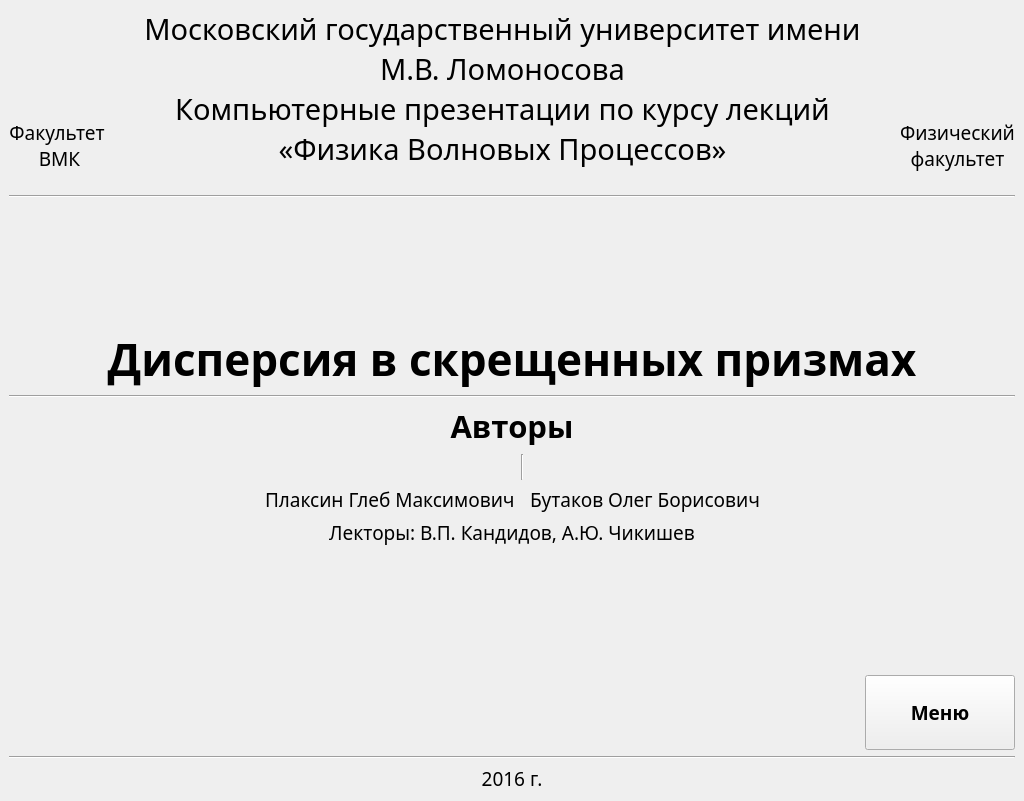
This is src/forms/AuthorsWindow.ui in Jhuighuy/Anomalous-dispersion as Qt 5 draws it before an edit. The edited form follows.
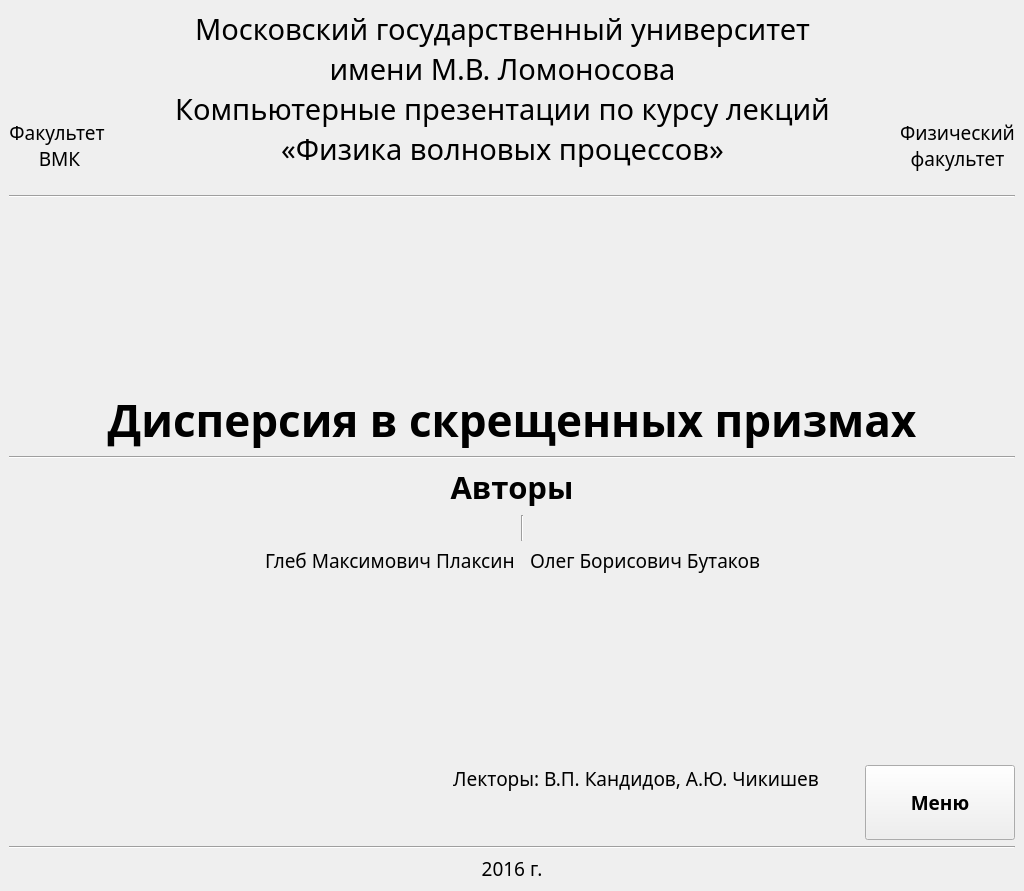
This is the edited form. Icons and pictures are not drawn.

```diff
--- a/src/forms/AuthorsWindow.ui
+++ b/src/forms/AuthorsWindow.ui
@@ -7,7 +7,7 @@
     <x>0</x>
     <y>0</y>
     <width>1024</width>
-    <height>801</height>
+    <height>891</height>
    </rect>
   </property>
   <property name="windowTitle">
@@ -92,9 +92,10 @@
            </font>
           </property>
           <property name="text">
-           <string>Московский государственный университет имени М.В. Ломоносова
+           <string>Московский государственный университет
+имени М.В. Ломоносова
 Компьютерные презентации по курсу лекций
-«Физика Волновых Процессов»</string>
+«Физика волновых процессов»</string>
           </property>
           <property name="alignment">
            <set>Qt::AlignCenter</set>
@@ -241,7 +242,7 @@
         <item row="1" column="1">
          <widget class="QLabel" name="labelGleba">
           <property name="text">
-           <string>Плаксин Глеб Максимович</string>
+           <string>Глеб Максимович Плаксин</string>
           </property>
          </widget>
         </item>
@@ -301,7 +302,7 @@
         <item row="1" column="3">
          <widget class="QLabel" name="labelOleja">
           <property name="text">
-           <string>Бутаков Олег Борисович</string>
+           <string>Олег Борисович Бутаков</string>
           </property>
           <property name="alignment">
            <set>Qt::AlignRight|Qt::AlignTrailing|Qt::AlignVCenter</set>
@@ -310,16 +311,6 @@
         </item>
        </layout>
       </item>
-      <item>
-       <widget class="QLabel" name="labelUbludky">
-        <property name="text">
-         <string>Лекторы: В.П. Кандидов, А.Ю. Чикишев</string>
-        </property>
-        <property name="alignment">
-         <set>Qt::AlignCenter</set>
-        </property>
-       </widget>
-      </item>
      </layout>
     </item>
     <item>
@@ -350,6 +341,32 @@
         </property>
        </spacer>
       </item>
+      <item>
+       <widget class="QLabel" name="labelUbludky">
+        <property name="text">
+         <string>Лекторы: В.П. Кандидов, А.Ю. Чикишев</string>
+        </property>
+        <property name="alignment">
+         <set>Qt::AlignHCenter|Qt::AlignTop</set>
+        </property>
+       </widget>
+      </item>
+      <item>
+       <spacer name="horizontalSpacer">
+        <property name="orientation">
+         <enum>Qt::Horizontal</enum>
+        </property>
+        <property name="sizeType">
+         <enum>QSizePolicy::Fixed</enum>
+        </property>
+        <property name="sizeHint" stdset="0">
+         <size>
+          <width>40</width>
+          <height>20</height>
+         </size>
+        </property>
+       </spacer>
+      </item>
       <item>
        <widget class="QPushButton" name="pushButtonToMenu">
         <property name="sizePolicy">
```
Left out of the diff: 66 changed lines with no effect on the pictures.
